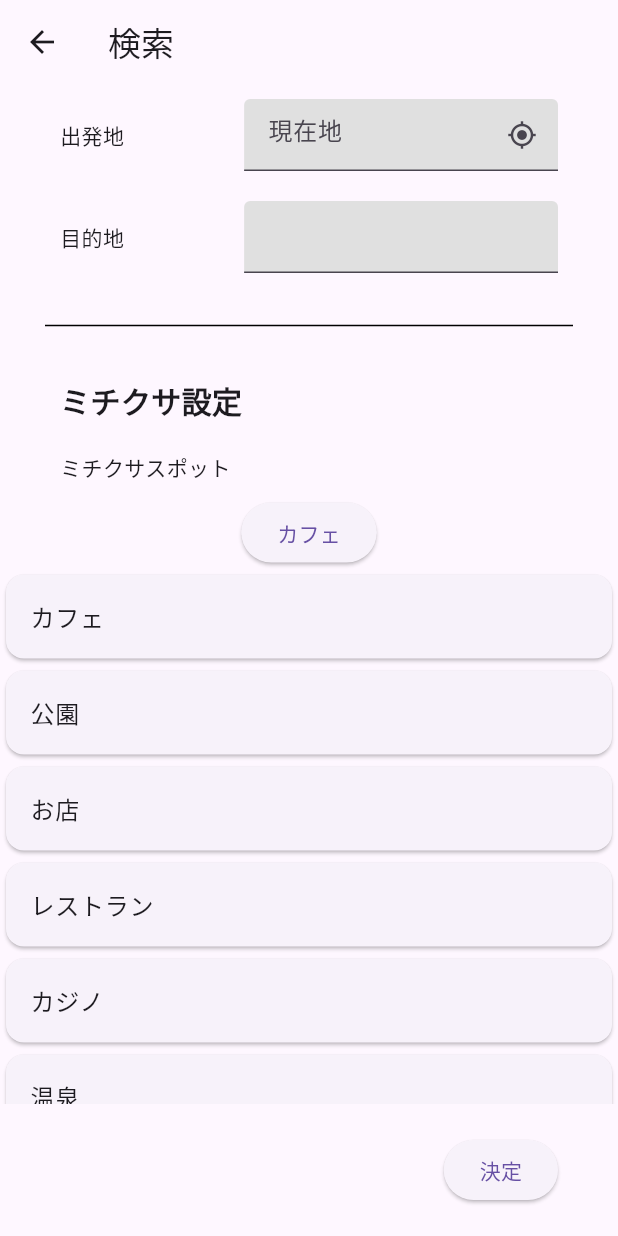
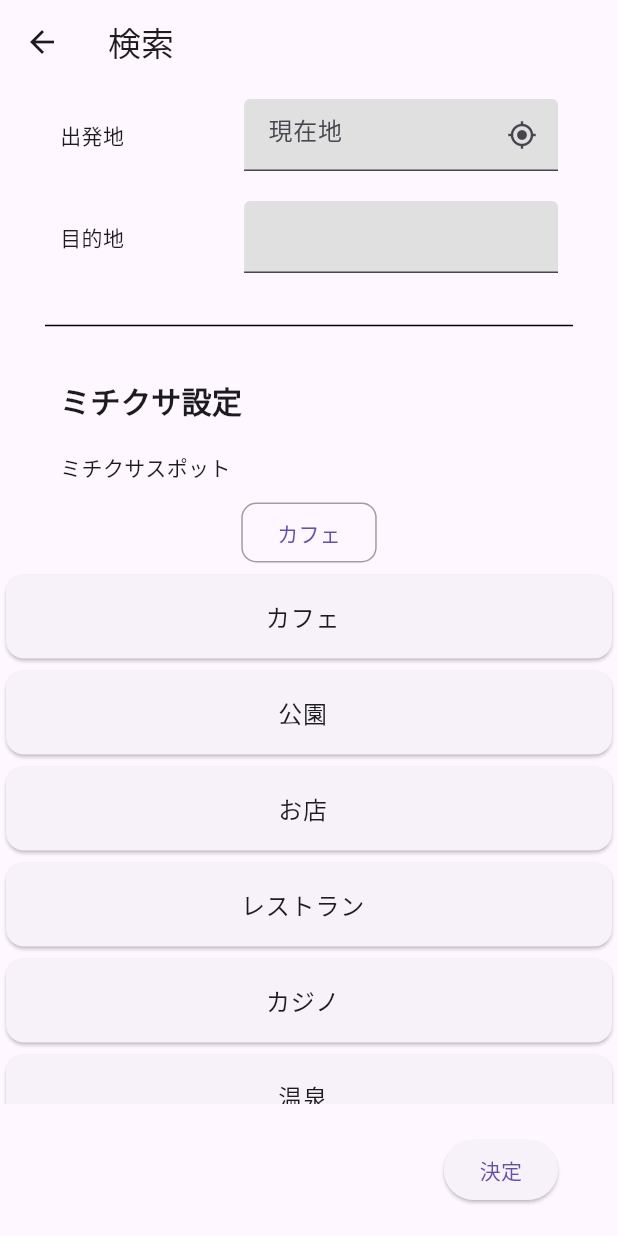
Before and after one commit to kc3hack/2024_G, a Flutter app: the MyInputPage screen opened directly with empty values, after a tap on "カフェ", on a phone screen of 412 x 824 dp. Run offline on Flutter 3.47's test engine with Material 3 defaults, Android fonts, the phone set to English and light mode, and no system bars; our stand-ins replace geocoding, geolocator, google_maps_flutter; missing offline and left inert: flutter_polyline_points, google_place, google_routes_flutter.

Commit message:
[change]UIを少しだけ変更

```diff
--- a/mitikusa/lib/components/category_list.dart
+++ b/mitikusa/lib/components/category_list.dart
@@ -44,13 +44,22 @@ class MyCategoryListState extends State<MyCategoryList> {
 
     return Column(
       children: [
-        ElevatedButton(
+        OutlinedButton(
           onPressed: () {
             setState(() {
               _visible = !_visible;
             });
           },
-          child: (_index == -1) ? const Text('選択') : Text(categoryName[_index]),
+          style: OutlinedButton.styleFrom(
+            side: const BorderSide(
+              color: Colors.grey,
+              width: 1,
+            ),
+            shape: RoundedRectangleBorder(
+              borderRadius: BorderRadius.circular(10),
+            )
+          ),
+          child: Text(categoryName[_index]),
         ),
         Flexible(
           child: Visibility(
@@ -68,7 +77,9 @@ class MyCategoryListState extends State<MyCategoryList> {
                         });
                         widget.onSelected(categoryList[categoryName[_index]]!);
                       },
-                      title: Text(categoryName[index]),
+                      title: Text(
+                        categoryName[index],
+                        textAlign: TextAlign.center,),
                     ),
                   );
                 },
```
